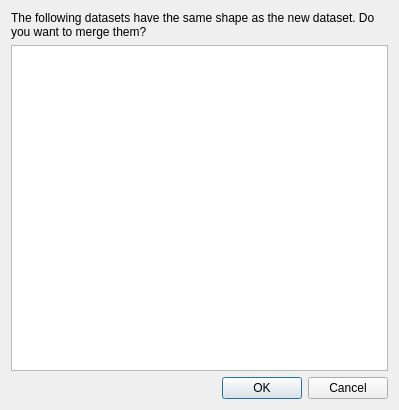
This is glue/qt/ui/merge.ui in glue-viz/glue as Qt 5 draws it before an edit. The edited form follows.
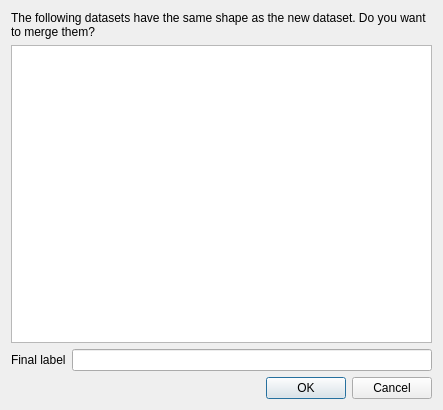
This is the edited form.

Patch:
```diff
--- a/glue/qt/ui/merge.ui
+++ b/glue/qt/ui/merge.ui
@@ -6,7 +6,7 @@
    <rect>
     <x>0</x>
     <y>0</y>
-    <width>399</width>
+    <width>443</width>
     <height>410</height>
    </rect>
   </property>
@@ -33,6 +33,20 @@
    <item>
     <widget class="QListWidget" name="choices"/>
    </item>
+   <item>
+    <layout class="QHBoxLayout" name="horizontalLayout">
+     <item>
+      <widget class="QLabel" name="label">
+       <property name="text">
+        <string>Final label</string>
+       </property>
+      </widget>
+     </item>
+     <item>
+      <widget class="QLineEdit" name="merged_label"/>
+     </item>
+    </layout>
+   </item>
    <item>
     <widget class="QDialogButtonBox" name="buttonBox">
      <property name="orientation">
```
